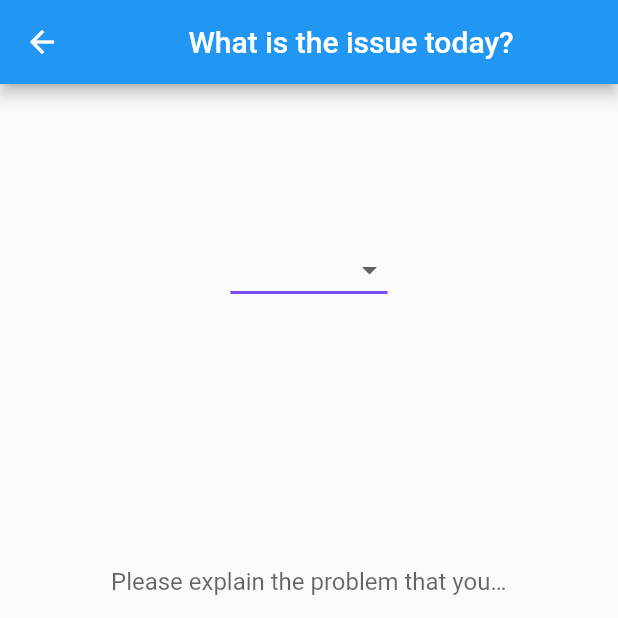
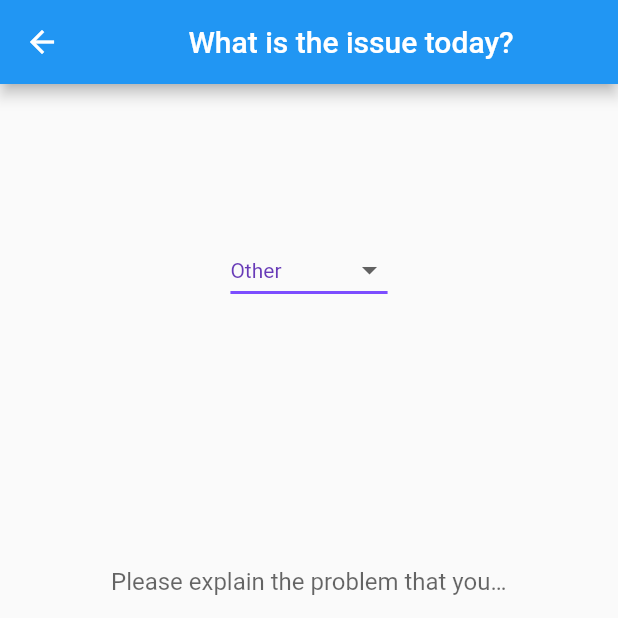
Before and after one commit to Waxes27/java-api, a Flutter app: the IssuesPage screen opened directly, on a phone screen of 412 x 824 dp, the top half of it. Run offline on Flutter 3.47's test engine with Material 2 defaults, Android fonts, the phone set to English and light mode, and no system bars; network calls fail.

Commit message:
User UI update

```diff
--- a/tickets/lib/pages/confirmation.dart
+++ b/tickets/lib/pages/confirmation.dart
@@ -2,7 +2,7 @@ import 'package:flutter/material.dart';
 import 'package:tickets/pages/endpage.dart';
 import 'campus.dart';
 import 'floor.dart';
-import 'category.dart';
+import 'issues.dart';
 import 'package:tickets/pages/homepage.dart';
 
 var now = DateTime.now();
--- a/tickets/lib/pages/homepage.dart
+++ b/tickets/lib/pages/homepage.dart
@@ -1,5 +1,5 @@
 import 'package:flutter/material.dart';
-import 'package:tickets/pages/category.dart';
+import 'package:tickets/pages/issues.dart';
 import 'package:tickets/pages/tickets.dart';
 import 'floor.dart';
 import 'endpage.dart';
--- a/tickets/lib/pages/category.dart
+++ b/tickets/lib/pages/issues.dart
@@ -4,7 +4,7 @@ import 'package:tickets/pages/campus.dart';
 import 'floor.dart';
 
 String issue = "";
-String category = '';
+String category = 'Other';
 
 class IssuesPage extends StatefulWidget {
   @override
@@ -62,7 +62,6 @@ class IssuesPageState extends State<IssuesPage> {
                     'LMS',
                     'Maintenance',
                     'Other',
-                    ''
                   ].map<DropdownMenuItem<String>>((String value) {
                     category = value;
                     return DropdownMenuItem<String>(
--- a/tickets/lib/pages/tickets.dart
+++ b/tickets/lib/pages/tickets.dart
@@ -3,7 +3,7 @@ import 'package:flutter/material.dart';
 import 'package:tickets/api/models/ticket.dart';
 import 'package:tickets/pages/homepage.dart';
 import 'package:tickets/api/api.dart';
-import 'category.dart';
+import 'issues.dart';
 
 class Tickets extends StatefulWidget {
   const Tickets({Key? key}) : super(key: key);
```
Also changed, not shown: tickets/lib/pages/endpage.dart (+18 -1 lines).
